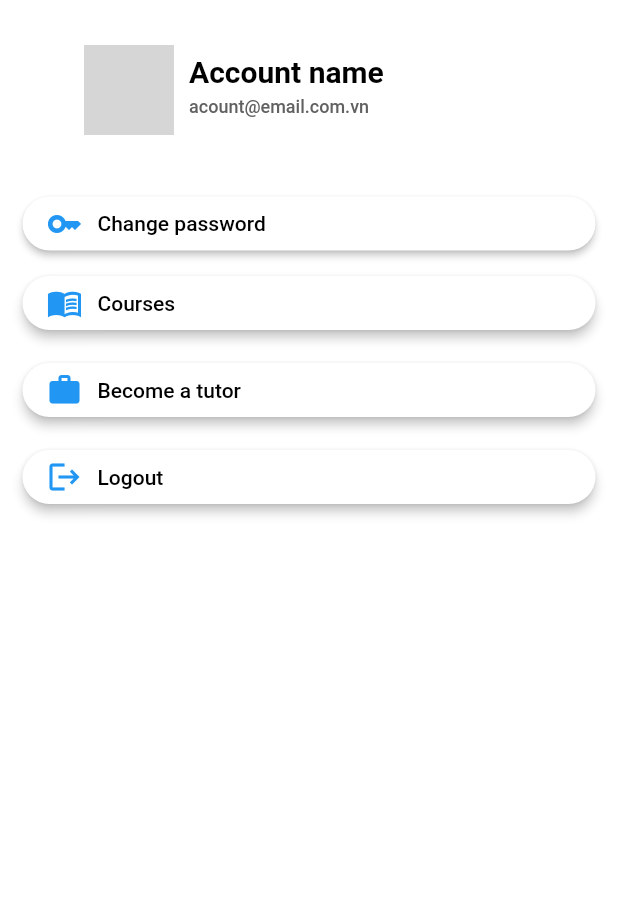
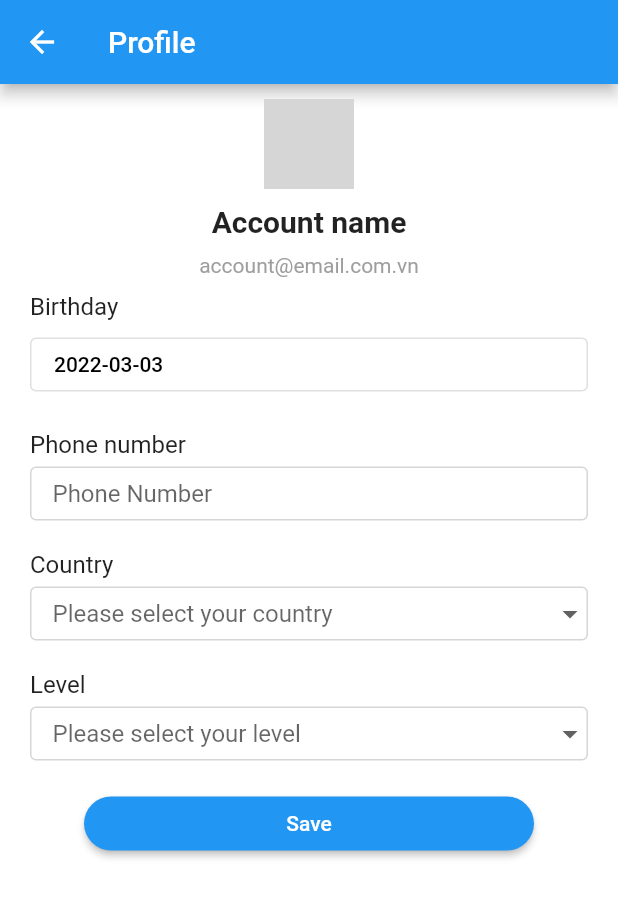
Before and after one commit to DuytheTeacher/advanced-mobile-development, a Flutter app: the Settings widget shown alone on an empty page, opened directly, after a tap on "Account name", on a phone screen of 412 x 824 dp. Shown: the top 897 px of the screen. Run offline on Flutter 3.47's test engine with Material 2 defaults, Android fonts, the phone set to English and light mode, and no system bars; network calls fail; grey boxes are pictures that could not be loaded.

```diff
--- a/lib/main.dart
+++ b/lib/main.dart
@@ -1,3 +1,4 @@
+import 'package:advanced_mobile_dev/widgets/screens/account/profile.dart';
 import 'package:advanced_mobile_dev/widgets/screens/authentication/forgot-password.dart';
 import 'package:advanced_mobile_dev/widgets/screens/authentication/login.dart';
 import 'package:advanced_mobile_dev/widgets/screens/authentication/register.dart';
@@ -28,7 +29,8 @@ class MyApp extends StatelessWidget {
         '/forgot-password': (BuildContext context) =>
             const ForgotPassword(title: 'Forgot Password'),
         '/tutor-detail': (BuildContext context) =>
-            const TutorDetail(title: 'Tutor')
+            const TutorDetail(title: 'Tutor'),
+        '/profile': (BuildContext context) => const Profile(title: 'Profile')
       },
       home: const MyHomePage(title: 'LetTutor'),
     );
@@ -50,17 +52,6 @@ class _MyHomePageState extends State<MyHomePage> {
     return const Scaffold(
       appBar: null,
       body: Center(
-        // child: Column(
-        //   mainAxisAlignment: MainAxisAlignment.start,
-        //   children: <Widget>[
-        //     ElevatedButton(
-        //       onPressed: () {
-        //         Navigator.pushNamed(context, '/login');
-        //       },
-        //       child: const Text('Login'),
-        //     ),
-        //   ],
-        // ),
         child: Tabbar(),
       ),
       resizeToAvoidBottomInset: false,
--- /dev/null
+++ b/lib/widgets/screens/account/profile.dart
@@ -0,0 +1,255 @@
+import 'package:flutter/material.dart';
+
+class Profile extends StatefulWidget {
+  const Profile({Key? key, required this.title}) : super(key: key);
+
+  final String title;
+
+  @override
+  State<Profile> createState() => _ProfileState();
+}
+
+class _ProfileState extends State<Profile> {
+  DateTime selectedDate = DateTime.now();
+  TextEditingController phoneController = TextEditingController();
+
+  _infoSection() {
+    return SizedBox(
+      width: double.infinity,
+      child: Column(
+        crossAxisAlignment: CrossAxisAlignment.center,
+        children: <Widget>[
+          CircleAvatar(
+            child: ClipOval(
+              child: Image.network(
+                'https://api.app.lettutor.com/avatar/4d54d3d7-d2a9-42e5-97a2-5ed38af5789aavatar1627913015850.00',
+                width: 60,
+                height: 60,
+                fit: BoxFit.cover,
+              ),
+            ),
+            radius: 30,
+          ),
+          const Padding(
+            padding: EdgeInsets.symmetric(vertical: 10),
+            child: Text(
+              'Account name',
+              style: TextStyle(fontSize: 20, fontWeight: FontWeight.bold),
+            ),
+          ),
+          const Text(
+            'account@email.com.vn',
+            style: TextStyle(color: Colors.grey),
+          )
+        ],
+      ),
+    );
+  }
+
+  _selectDate(BuildContext context) async {
+    final DateTime picked = await showDatePicker(
+      context: context,
+      initialDate: selectedDate,
+      firstDate: DateTime(2000),
+      lastDate: DateTime(2025),
+    ) as DateTime;
+    if (picked != selectedDate) {
+      setState(() {
+        selectedDate = picked;
+      });
+    }
+  }
+
+  _birthdaySection(BuildContext context) {
+    return SizedBox(
+      width: double.infinity,
+      child: Padding(
+        padding: const EdgeInsets.all(10),
+        child: Column(
+          crossAxisAlignment: CrossAxisAlignment.start,
+          children: <Widget>[
+            const Padding(
+              padding: EdgeInsets.only(bottom: 5.0),
+              child: Text('Birthday', style: TextStyle(fontSize: 16)),
+            ),
+            SizedBox(
+              width: double.infinity,
+              child: OutlinedButton(
+                  onPressed: () {
+                    _selectDate(context);
+                  },
+                  child: Align(
+                      alignment: Alignment.topLeft,
+                      child: Text("${selectedDate.toLocal()}".split(' ')[0],
+                          style: const TextStyle(color: Colors.black)))),
+            )
+          ],
+        ),
+      ),
+    );
+  }
+
+  _phoneSection(TextEditingController phone) {
+    return SizedBox(
+      width: double.infinity,
+      child: Padding(
+        padding: const EdgeInsets.all(10),
+        child: Column(
+          crossAxisAlignment: CrossAxisAlignment.start,
+          children: <Widget>[
+            const Padding(
+              padding: EdgeInsets.only(bottom: 5.0),
+              child: Text('Phone number', style: TextStyle(fontSize: 16)),
+            ),
+            SizedBox(
+              width: double.infinity,
+              height: 36,
+              child: TextField(
+                controller: phone,
+                autocorrect: false,
+                decoration: const InputDecoration(
+                  hintText: 'Phone Number',
+                  contentPadding:
+                      EdgeInsets.symmetric(vertical: 0, horizontal: 15),
+                  enabledBorder: OutlineInputBorder(
+                    borderRadius: BorderRadius.all(Radius.circular(4.0)),
+                    borderSide: BorderSide(
+                      color: Color(0xFFD6D6D6),
+                    ),
+                  ),
+                  focusedBorder: OutlineInputBorder(
+                    borderRadius: BorderRadius.all(Radius.circular(4.0)),
+                    borderSide: BorderSide(color: Color(0xFFD6D6D6)),
+                  ),
+                ),
+              ),
+            ),
+          ],
+        ),
+      ),
+    );
+  }
+
+  _countrySection() {
+    return Padding(
+      padding: const EdgeInsets.all(10),
+      child: Column(
+        crossAxisAlignment: CrossAxisAlignment.start,
+        children: [
+          const Padding(
+            padding: EdgeInsets.only(bottom: 5.0),
+            child: Text('Country', style: TextStyle(fontSize: 16)),
+          ),
+          SizedBox(
+            width: double.infinity,
+            height: 36,
+            child: DropdownButtonFormField<String>(
+              decoration: const InputDecoration(
+                hintText: 'Please select your country',
+                contentPadding:
+                    EdgeInsets.symmetric(vertical: 0, horizontal: 15),
+                enabledBorder: OutlineInputBorder(
+                  borderRadius: BorderRadius.all(Radius.circular(4.0)),
+                  borderSide: BorderSide(
+                    color: Color(0xFFD6D6D6),
+                  ),
+                ),
+                focusedBorder: OutlineInputBorder(
+                  borderRadius: BorderRadius.all(Radius.circular(4.0)),
+                  borderSide: BorderSide(color: Color(0xFFD6D6D6)),
+                ),
+              ),
+              items: <String>['Vietnam', 'US', 'UK'].map((String value) {
+                return DropdownMenuItem<String>(
+                  value: value,
+                  child: Text(value),
+                );
+              }).toList(),
+              onChanged: (_) {},
+            ),
+          ),
+        ],
+      ),
+    );
+  }
+
+  _levelSection() {
+    return Padding(
+      padding: const EdgeInsets.all(10),
+      child: Column(
+        crossAxisAlignment: CrossAxisAlignment.start,
+        children: [
+          const Padding(
+            padding: EdgeInsets.only(bottom: 5.0),
+            child: Text('Level', style: TextStyle(fontSize: 16)),
+          ),
+          SizedBox(
+            width: double.infinity,
+            height: 36,
+            child: DropdownButtonFormField<String>(
+              decoration: const InputDecoration(
+                hintText: 'Please select your level',
+                contentPadding:
+                    EdgeInsets.symmetric(vertical: 0, horizontal: 15),
+                enabledBorder: OutlineInputBorder(
+                  borderRadius: BorderRadius.all(Radius.circular(4.0)),
+                  borderSide: BorderSide(
+                    color: Color(0xFFD6D6D6),
+                  ),
+                ),
+                focusedBorder: OutlineInputBorder(
+                  borderRadius: BorderRadius.all(Radius.circular(4.0)),
+                  borderSide: BorderSide(color: Color(0xFFD6D6D6)),
+                ),
+              ),
+              items: <String>['Beginner', 'Intermediate', 'Advanced']
+                  .map((String value) {
+                return DropdownMenuItem<String>(
+                  value: value,
+                  child: Text(value),
+                );
+              }).toList(),
+              onChanged: (_) {},
+            ),
+          ),
+        ],
+      ),
+    );
+  }
+
+  @override
+  Widget build(BuildContext context) {
+    return Scaffold(
+      appBar: AppBar(title: Text(widget.title)),
+      body: Padding(
+        padding: const EdgeInsets.all(10),
+        child: Container(
+          width: double.infinity,
+          child: Column(
+            children: <Widget>[
+              _infoSection(),
+              _birthdaySection(context),
+              _phoneSection(phoneController),
+              _countrySection(),
+              _levelSection(),
+              Padding(
+                padding: const EdgeInsets.only(top: 8.0),
+                child: SizedBox(
+                  width: 300,
+                  child: ElevatedButton(
+                    onPressed: () {},
+                    child: const Text('Save'),
+                    style: ElevatedButton.styleFrom(
+                        shape: RoundedRectangleBorder(
+                            borderRadius: BorderRadius.circular(50))),
+                  ),
+                ),
+              ),
+            ],
+          ),
+        ),
+      ),
+      resizeToAvoidBottomInset: false,
+    );
+  }
+}
--- a/lib/widgets/screens/tabs/settings.dart
+++ b/lib/widgets/screens/tabs/settings.dart
@@ -14,7 +14,9 @@ class _SettingsState extends State<Settings> {
       child: SizedBox(
         width: double.infinity,
         child: ElevatedButton(
-          onPressed: () {},
+          onPressed: () {
+            Navigator.pushNamed(context, '/profile');
+          },
           child: Padding(
             padding: const EdgeInsets.all(15),
             child: Row(
--- a/lib/widgets/screens/tabs/tab-bar.dart
+++ b/lib/widgets/screens/tabs/tab-bar.dart
@@ -1,3 +1,4 @@
+import 'package:advanced_mobile_dev/widgets/screens/tabs/courses.dart';
 import 'package:advanced_mobile_dev/widgets/screens/tabs/history.dart';
 import 'package:advanced_mobile_dev/widgets/screens/tabs/home-screen.dart';
 import 'package:advanced_mobile_dev/widgets/screens/tabs/schedule.dart';
@@ -27,6 +28,7 @@ class _TabbarState extends State<Tabbar> {
       {'page': HomeScreen(seclectPage: _seclectPage), 'title': 'Home'},
       {'page': const Schedule(), 'title': 'Schedule'},
       {'page': const TurtorList(), 'title': 'Tutors'},
+      {'page': const Courses(), 'title': 'Courses'},
       {'page': const History(), 'title': 'History'},
       {'page': const Settings(), 'title': 'Settings'},
     ];
@@ -49,6 +51,8 @@ class _TabbarState extends State<Tabbar> {
           BottomNavigationBarItem(icon: Icon(Icons.home), label: 'Home'),
           BottomNavigationBarItem(icon: Icon(Icons.timer), label: 'Upcoming'),
           BottomNavigationBarItem(icon: Icon(Icons.group), label: 'Tutors'),
+          BottomNavigationBarItem(
+              icon: Icon(Icons.menu_book_rounded), label: 'Courses'),
           BottomNavigationBarItem(icon: Icon(Icons.history), label: 'History'),
           BottomNavigationBarItem(
               icon: Icon(Icons.settings), label: 'Settings'),
--- a/pubspec.yaml
+++ b/pubspec.yaml
@@ -63,6 +63,7 @@ flutter:
     - assets/images/tutor_logo.png
     - assets/images/schedule_logo.png
     - assets/images/history_logo.png
+    - assets/images/courses_logo.png
   #   - images/a_dot_ham.jpeg
 
   # An image asset can refer to one or more resolution-specific "variants", see
```
Also changed, not shown: lib/widgets/screens/tabs/courses.dart (added, +103 -0 lines), assets/images/courses_logo.png (added).
